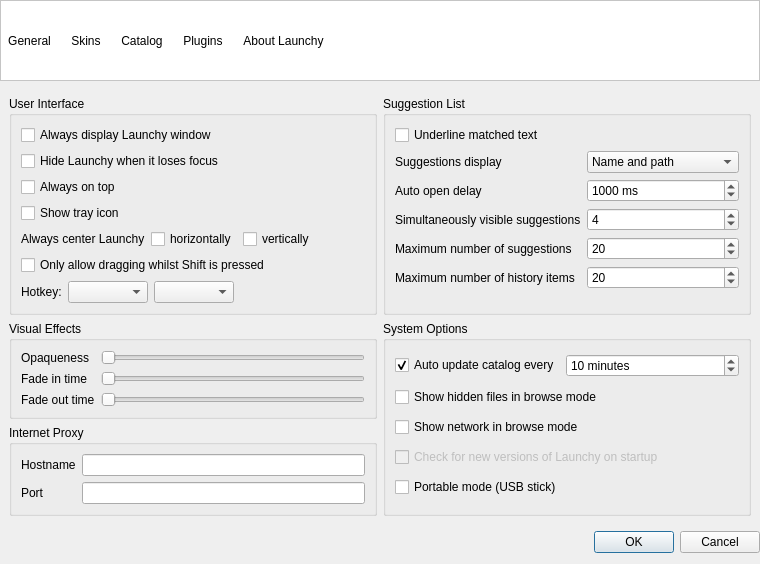
This is trunk/Launchy_QT/src/options.ui in shirosaki/Launchy as Qt 5 draws it before an edit. The edited form follows.
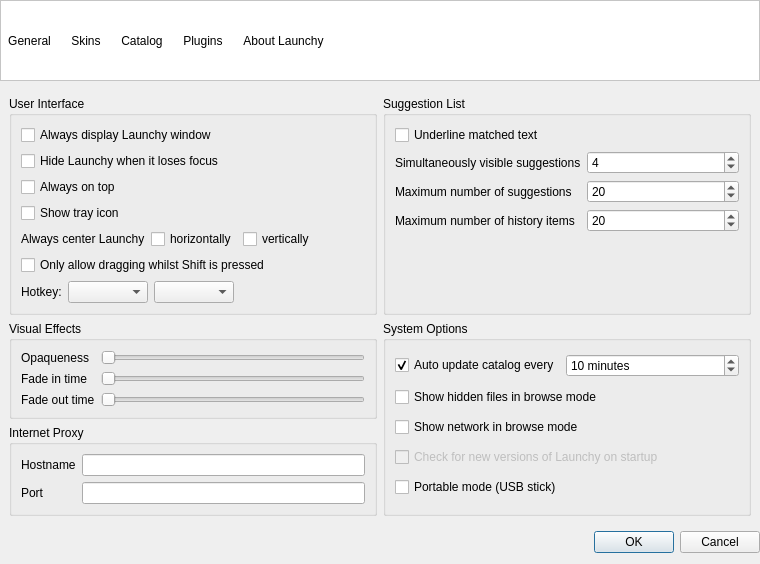
This is the edited form. Icons and pictures are not drawn. Custom widgets are drawn as their Qt base class.

Commit message: removed some bugged plugins and settings

What changed in the file:
```diff
--- a/trunk/Launchy_QT/src/options.ui
+++ b/trunk/Launchy_QT/src/options.ui
@@ -11,7 +11,7 @@
     <x>0</x>
     <y>0</y>
     <width>760</width>
-    <height>506</height>
+    <height>557</height>
    </rect>
   </property>
   <property name="windowTitle">
@@ -392,23 +392,14 @@
               <property name="fieldGrowthPolicy">
                <enum>QFormLayout::AllNonFixedFieldsGrow</enum>
               </property>
-              <item row="1" column="1">
-               <widget class="QSpinBox" name="genAutoSuggestDelay">
-                <property name="suffix">
-                 <string> ms</string>
-                </property>
-                <property name="maximum">
-                 <number>99999</number>
-                </property>
-                <property name="singleStep">
-                 <number>50</number>
-                </property>
-                <property name="value">
-                 <number>1000</number>
+              <item row="0" column="0">
+               <widget class="QLabel" name="label_9">
+                <property name="text">
+                 <string>Simultaneously visible suggestions</string>
                 </property>
                </widget>
               </item>
-              <item row="2" column="1">
+              <item row="0" column="1">
                <widget class="QSpinBox" name="genMaxViewable">
                 <property name="minimum">
                  <number>1</number>
@@ -421,54 +412,34 @@
                 </property>
                </widget>
               </item>
-              <item row="3" column="1">
-               <widget class="QSpinBox" name="genNumResults">
-                <property name="minimum">
-                 <number>1</number>
-                </property>
-                <property name="maximum">
-                 <number>9999</number>
-                </property>
-                <property name="value">
-                 <number>20</number>
-                </property>
-               </widget>
-              </item>
               <item row="1" column="0">
-               <widget class="QLabel" name="label_11">
-                <property name="sizePolicy">
-                 <sizepolicy hsizetype="Preferred" vsizetype="Preferred">
-                  <horstretch>0</horstretch>
-                  <verstretch>0</verstretch>
-                 </sizepolicy>
-                </property>
-                <property name="text">
-                 <string>Auto open delay</string>
-                </property>
-               </widget>
-              </item>
-              <item row="2" column="0">
-               <widget class="QLabel" name="label_9">
-                <property name="text">
-                 <string>Simultaneously visible suggestions</string>
-                </property>
-               </widget>
-              </item>
-              <item row="3" column="0">
                <widget class="QLabel" name="label_8">
                 <property name="text">
                  <string>Maximum number of suggestions</string>
                 </property>
                </widget>
               </item>
-              <item row="4" column="0">
+              <item row="1" column="1">
+               <widget class="QSpinBox" name="genNumResults">
+                <property name="minimum">
+                 <number>1</number>
+                </property>
+                <property name="maximum">
+                 <number>9999</number>
+                </property>
+                <property name="value">
+                 <number>20</number>
+                </property>
+               </widget>
+              </item>
+              <item row="2" column="0">
                <widget class="QLabel" name="label_7">
                 <property name="text">
                  <string>Maximum number of history items</string>
                 </property>
                </widget>
               </item>
-              <item row="4" column="1">
+              <item row="2" column="1">
                <widget class="QSpinBox" name="genNumHistory">
                 <property name="maximum">
                  <number>999</number>
@@ -478,32 +449,6 @@
                 </property>
                </widget>
               </item>
-              <item row="0" column="1">
-               <widget class="QComboBox" name="genCondensed">
-                <item>
-                 <property name="text">
-                  <string>Name and path</string>
-                 </property>
-                </item>
-                <item>
-                 <property name="text">
-                  <string>Path only</string>
-                 </property>
-                </item>
-                <item>
-                 <property name="text">
-                  <string>Name only</string>
-                 </property>
-                </item>
-               </widget>
-              </item>
-              <item row="0" column="0">
-               <widget class="QLabel" name="label_12">
-                <property name="text">
-                 <string>Suggestions display</string>
-                </property>
-               </widget>
-              </item>
              </layout>
             </item>
             <item>
```
Left out of the diff: 12 changed lines with no effect on the pictures. The commit also changes 2 other files.
